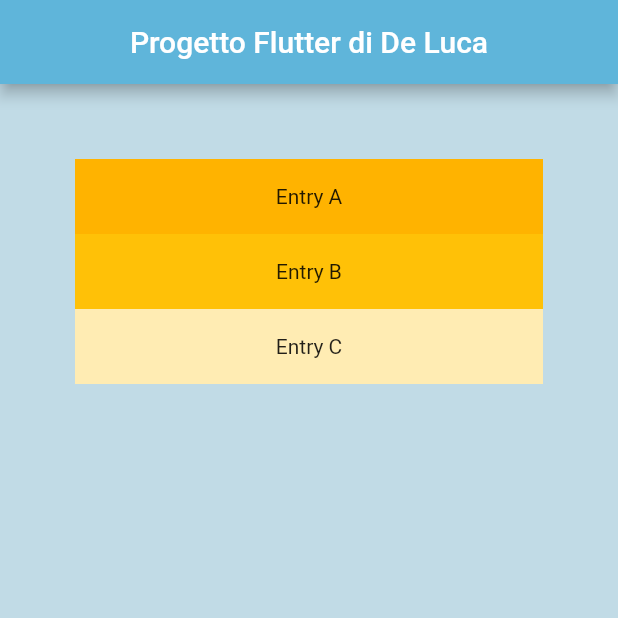
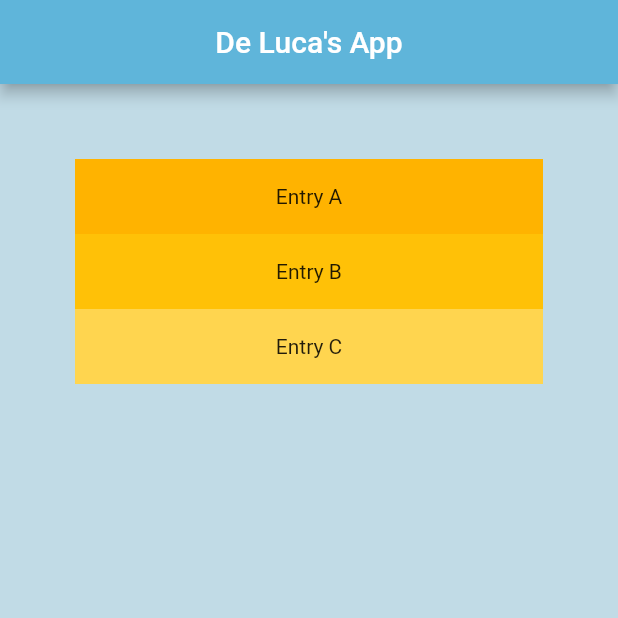
Before and after one commit to Ducasx/project_flutter_app, a Flutter app: the screen it shows after launch, on a phone screen of 412 x 824 dp, the top half of it. Run offline on Flutter 3.47's test engine with Material 2 defaults, Android fonts, the phone set to English and light mode, and no system bars.

Commit message:
moved variables outside build function in main.dart

```diff
--- a/lib/main.dart
+++ b/lib/main.dart
@@ -2,12 +2,12 @@ import 'package:flutter/material.dart';
 
 void main() => runApp(const MyApp());
 
+const String _title = "De Luca's App";
+const Color _bgColor = Color.fromARGB(255, 193, 219, 230);
+const Color _bgDarkerColor = Color.fromARGB(255, 95, 181, 218);
+
 class MyApp extends StatelessWidget {
   const MyApp({super.key});
-
-  static const String _title = 'De Lucas App';
-  static const Color _bgColor = Color.fromARGB(255, 193, 219, 230);
-  static const Color _bgDarkerColor = Color.fromARGB(255, 95, 181, 218);
 
   @override
   Widget build(BuildContext context) {
@@ -17,7 +17,7 @@ class MyApp extends StatelessWidget {
       theme: ThemeData(scaffoldBackgroundColor: _bgColor),
       home: Scaffold(
         appBar: AppBar(
-          title: const Text('Progetto Flutter di De Luca'),
+          title: const Text(_title),
           backgroundColor: _bgDarkerColor,
           centerTitle: true,
         ),
@@ -36,7 +36,7 @@ class MyApp extends StatelessWidget {
             ),
             Container(
               height: 50,
-              color: Colors.amber[100],
+              color: Colors.amber[300],
               child: const Center(child: Text('Entry C')),
             ),
           ],
```
